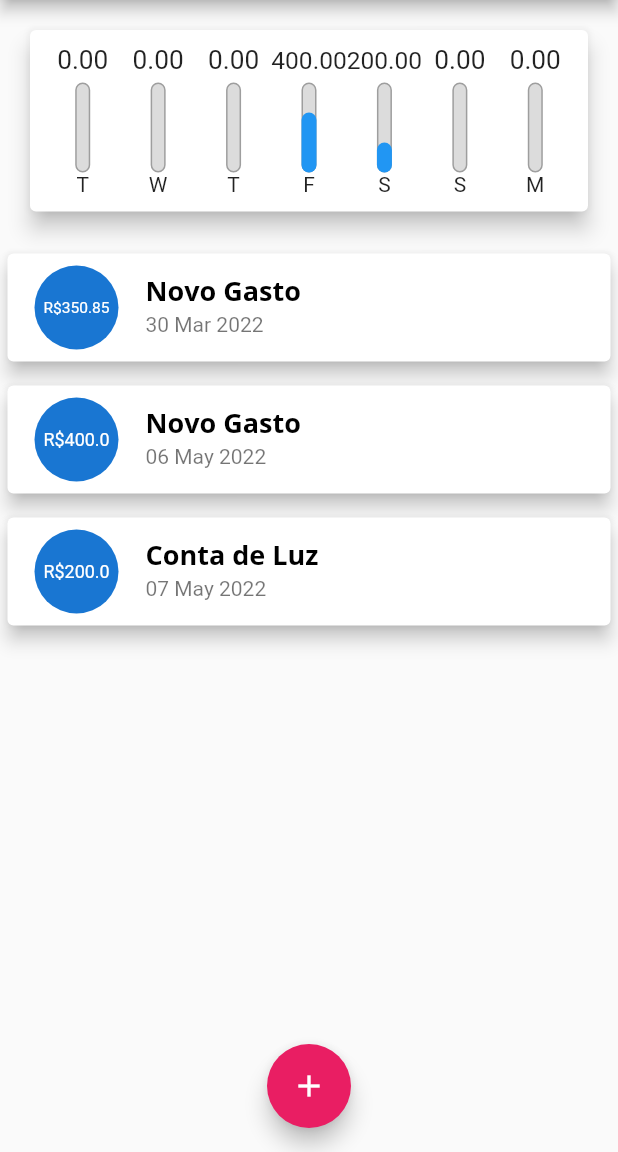
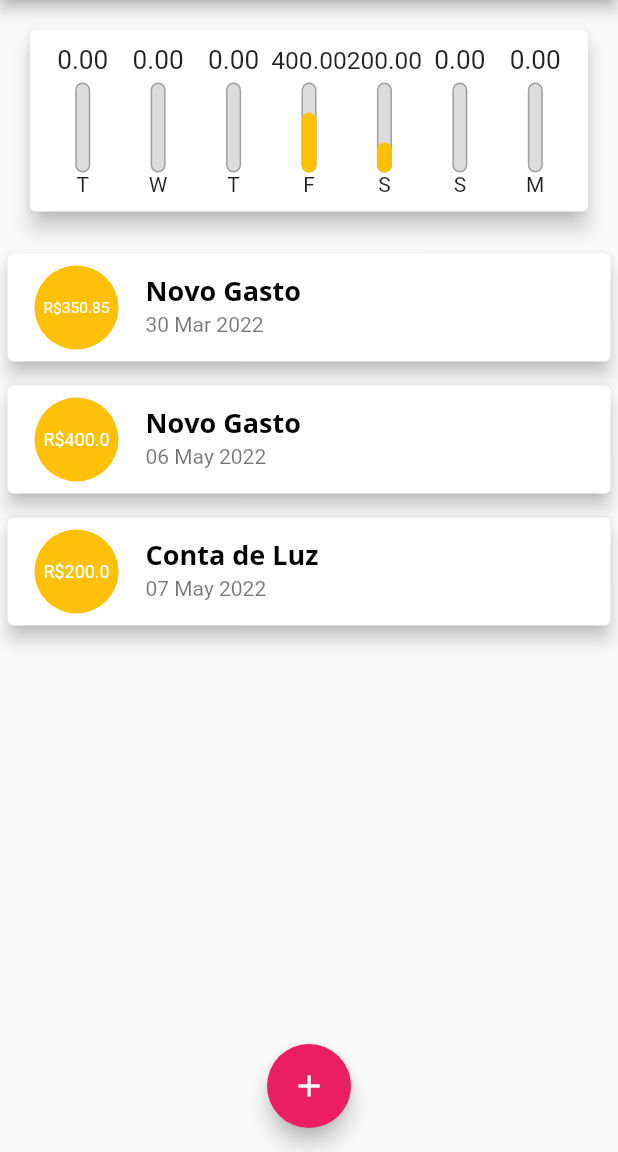
Before and after one commit to LucasWMedeiros/ProjetoGastosPessoais, a Flutter app: the screen it shows after launch, on a phone screen of 412 x 824 dp, the part 84-1236 px from its top. Run offline on Flutter 3.47's test engine with Material 2 defaults, Android fonts, the phone set to English and light mode, and no system bars; missing offline and left inert: dart:ffi.

Commit message:
configurando cores em transaction_list e chartbar

```diff
--- a/lib/componentes/chartbar.dart
+++ b/lib/componentes/chartbar.dart
@@ -39,7 +39,7 @@ class ChartBar extends StatelessWidget {
                 heightFactor: percentage,
                 child: Container(
                   decoration: BoxDecoration(
-                      color: Theme.of(context).primaryColor,
+                      color: Colors.amber,
                       borderRadius: BorderRadius.circular(5)),
                 ),
               )
--- a/lib/componentes/transaction_list.dart
+++ b/lib/componentes/transaction_list.dart
@@ -40,10 +40,12 @@ class TransactionList extends StatelessWidget {
             ),
             child: ListTile(
               leading: CircleAvatar(
+                backgroundColor: Colors.amber,
                 radius: 30,
                 child: Padding(
                   padding: const EdgeInsets.all(8.0),
-                  child: FittedBox(child: Text('R\$${tr.value}')),
+                  child: FittedBox(child: Text('R\$${tr.value}',
+                   style: TextStyle(color: Colors.white),)),
                 ),
               ),
               title: Text(
```
